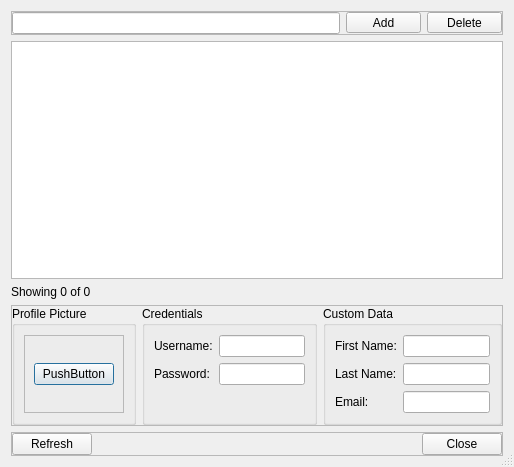
This is forms/repodialogusermanager.ui in 3drepo/3drepogui as Qt 5 draws it before an edit. The edited form follows.
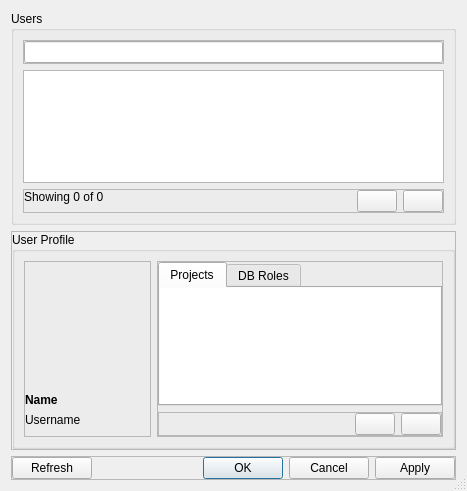
This is the edited form. Custom widgets are drawn as their Qt base class.

Commit message: Improved user manager dialog.

What changed in the file:
```diff
--- a/forms/repodialogusermanager.ui
+++ b/forms/repodialogusermanager.ui
@@ -6,8 +6,8 @@
    <rect>
     <x>0</x>
     <y>0</y>
-    <width>514</width>
-    <height>467</height>
+    <width>467</width>
+    <height>491</height>
    </rect>
   </property>
   <property name="windowTitle">
@@ -18,6 +18,15 @@
   </property>
   <layout class="QVBoxLayout" name="verticalLayout">
    <item>
+    <widget class="QGroupBox" name="groupBox_4">
+     <property name="title">
+      <string>Users</string>
+     </property>
+     <layout class="QVBoxLayout" name="verticalLayout_5">
+      <property name="spacing">
+       <number>6</number>
+      </property>
+      <item>
     <widget class="QFrame" name="frame_2">
      <property name="frameShape">
       <enum>QFrame::StyledPanel</enum>
@@ -41,56 +50,6 @@
       <item>
        <widget class="repo::gui::RepoLineEdit" name="filterLineEdit"/>
       </item>
-      <item>
-       <widget class="QToolButton" name="addUserToolButton">
-        <property name="sizePolicy">
-         <sizepolicy hsizetype="Minimum" vsizetype="Fixed">
-          <horstretch>0</horstretch>
-          <verstretch>0</verstretch>
-         </sizepolicy>
-        </property>
-        <property name="minimumSize">
-         <size>
-          <width>75</width>
-          <height>0</height>
-         </size>
-        </property>
-        <property name="text">
-         <string>Add</string>
-        </property>
-        <property name="iconSize">
-         <size>
-          <width>16</width>
-          <height>16</height>
-         </size>
-        </property>
-        <property name="toolButtonStyle">
-         <enum>Qt::ToolButtonTextBesideIcon</enum>
-        </property>
-       </widget>
-      </item>
-      <item>
-       <widget class="QToolButton" name="deleteUserToolButton">
-        <property name="sizePolicy">
-         <sizepolicy hsizetype="Minimum" vsizetype="Fixed">
-          <horstretch>0</horstretch>
-          <verstretch>0</verstretch>
-         </sizepolicy>
-        </property>
-        <property name="minimumSize">
-         <size>
-          <width>75</width>
-          <height>0</height>
-         </size>
-        </property>
-        <property name="text">
-         <string>Delete</string>
-        </property>
-        <property name="toolButtonStyle">
-         <enum>Qt::ToolButtonTextBesideIcon</enum>
-        </property>
-       </widget>
-      </item>
      </layout>
     </widget>
    </item>
@@ -101,13 +60,6 @@
      </property>
     </widget>
    </item>
-   <item>
-    <widget class="QLabel" name="usersCountLabel">
-     <property name="text">
-      <string>Showing 0 of 0</string>
-     </property>
-    </widget>
-   </item>
    <item>
     <widget class="QFrame" name="frame_4">
      <property name="frameShape">
@@ -117,6 +69,9 @@
       <enum>QFrame::Raised</enum>
      </property>
      <layout class="QHBoxLayout" name="horizontalLayout_4">
+         <property name="spacing">
+          <number>6</number>
+         </property>
       <property name="leftMargin">
        <number>0</number>
       </property>
@@ -130,11 +85,48 @@
        <number>0</number>
       </property>
       <item>
-       <widget class="QGroupBox" name="groupBox_3">
-        <property name="title">
-         <string>Profile Picture</string>
-        </property>
-        <layout class="QVBoxLayout" name="verticalLayout_3">
+          <widget class="QLabel" name="usersCountLabel">
+           <property name="text">
+            <string>Showing 0 of 0</string>
+           </property>
+           <property name="alignment">
+            <set>Qt::AlignLeading|Qt::AlignLeft|Qt::AlignTop</set>
+           </property>
+          </widget>
+         </item>
+         <item>
+          <spacer name="horizontalSpacer">
+           <property name="orientation">
+            <enum>Qt::Horizontal</enum>
+           </property>
+           <property name="sizeHint" stdset="0">
+            <size>
+             <width>40</width>
+             <height>20</height>
+            </size>
+           </property>
+          </spacer>
+         </item>
+         <item>
+          <widget class="QPushButton" name="addUserPushButton">
+           <property name="text">
+            <string/>
+           </property>
+          </widget>
+         </item>
+         <item>
+          <widget class="QPushButton" name="deleteUserPushButton">
+           <property name="text">
+            <string/>
+           </property>
+          </widget>
+         </item>
+        </layout>
+       </widget>
+      </item>
+     </layout>
+    </widget>
+   </item>
          <item>
           <widget class="QFrame" name="frame_3">
            <property name="frameShape">
@@ -144,86 +136,245 @@
             <enum>QFrame::Raised</enum>
            </property>
            <layout class="QHBoxLayout" name="horizontalLayout_3">
-            <item>
-             <widget class="QPushButton" name="pushButton_2">
-              <property name="text">
-               <string>PushButton</string>
-              </property>
-             </widget>
-            </item>
-           </layout>
-          </widget>
-         </item>
-        </layout>
-       </widget>
-      </item>
+      <property name="leftMargin">
+       <number>0</number>
+      </property>
+      <property name="topMargin">
+       <number>0</number>
+      </property>
+      <property name="rightMargin">
+       <number>0</number>
+      </property>
+      <property name="bottomMargin">
+       <number>0</number>
+      </property>
       <item>
        <widget class="QGroupBox" name="groupBox_2">
         <property name="title">
-         <string>Credentials</string>
+         <string>User Profile</string>
         </property>
-        <layout class="QFormLayout" name="formLayout_2">
-         <item row="0" column="0">
-          <widget class="QLabel" name="label_5">
+        <layout class="QHBoxLayout" name="horizontalLayout_6">
+         <item>
+          <widget class="QFrame" name="frame_6">
+           <property name="frameShape">
+            <enum>QFrame::StyledPanel</enum>
+           </property>
+           <property name="frameShadow">
+            <enum>QFrame::Raised</enum>
+           </property>
+           <layout class="QVBoxLayout" name="verticalLayout_6">
+            <property name="leftMargin">
+             <number>0</number>
+            </property>
+            <property name="topMargin">
+             <number>0</number>
+            </property>
+            <property name="rightMargin">
+             <number>0</number>
+            </property>
+            <property name="bottomMargin">
+             <number>0</number>
+            </property>
+            <item>
+             <widget class="QPushButton" name="picturePushButton">
+              <property name="sizePolicy">
+               <sizepolicy hsizetype="Fixed" vsizetype="Fixed">
+                <horstretch>0</horstretch>
+                <verstretch>0</verstretch>
+               </sizepolicy>
+              </property>
+              <property name="minimumSize">
+               <size>
+                <width>125</width>
+                <height>125</height>
+               </size>
+              </property>
            <property name="text">
-            <string>Username:</string>
-           </property>
-          </widget>
-         </item>
-         <item row="0" column="1">
-          <widget class="QLineEdit" name="lineEdit_5"/>
-         </item>
-         <item row="1" column="0">
-          <widget class="QLabel" name="label_6">
+               <string/>
+              </property>
+              <property name="iconSize">
+               <size>
+                <width>125</width>
+                <height>125</height>
+               </size>
+              </property>
+              <property name="flat">
+               <bool>true</bool>
+              </property>
+             </widget>
+            </item>
+            <item>
+             <widget class="QLabel" name="nameLabel">
+              <property name="styleSheet">
+               <string notr="true">font-weight: bold</string>
+              </property>
+              <property name="text">
+               <string>Name</string>
+              </property>
+             </widget>
+            </item>
+            <item>
+             <widget class="QLabel" name="usernameLabel">
+              <property name="styleSheet">
+               <string notr="true"/>
+              </property>
            <property name="text">
-            <string>Password:</string>
+               <string>Username</string>
            </property>
           </widget>
          </item>
-         <item row="1" column="1">
-          <widget class="QLineEdit" name="lineEdit_6"/>
+            <item>
+             <spacer name="verticalSpacer">
+              <property name="orientation">
+               <enum>Qt::Vertical</enum>
+              </property>
+              <property name="sizeHint" stdset="0">
+               <size>
+                <width>20</width>
+                <height>40</height>
+               </size>
+              </property>
+             </spacer>
          </item>
         </layout>
        </widget>
       </item>
       <item>
-       <widget class="QGroupBox" name="groupBox_4">
-        <property name="title">
-         <string>Custom Data</string>
-        </property>
-        <layout class="QFormLayout" name="formLayout">
-         <property name="fieldGrowthPolicy">
-          <enum>QFormLayout::AllNonFixedFieldsGrow</enum>
-         </property>
-         <item row="0" column="0">
-          <widget class="QLabel" name="label_2">
-           <property name="text">
-            <string>First Name:</string>
-           </property>
-          </widget>
-         </item>
-         <item row="0" column="1">
-          <widget class="QLineEdit" name="lineEdit_2"/>
-         </item>
-         <item row="1" column="0">
-          <widget class="QLabel" name="label_3">
+          <widget class="QFrame" name="frame_8">
+           <property name="frameShape">
+            <enum>QFrame::StyledPanel</enum>
+           </property>
+           <property name="frameShadow">
+            <enum>QFrame::Raised</enum>
+           </property>
+           <layout class="QVBoxLayout" name="verticalLayout_3">
+            <property name="leftMargin">
+             <number>0</number>
+            </property>
+            <property name="topMargin">
+             <number>0</number>
+            </property>
+            <property name="rightMargin">
+             <number>0</number>
+            </property>
+            <property name="bottomMargin">
+             <number>0</number>
+            </property>
+            <item>
+             <widget class="QTabWidget" name="tabWidget">
+              <property name="currentIndex">
+               <number>0</number>
+              </property>
+              <widget class="QWidget" name="tab">
+               <attribute name="title">
+                <string>Projects</string>
+               </attribute>
+               <layout class="QVBoxLayout" name="verticalLayout_4">
+                <property name="leftMargin">
+                 <number>0</number>
+                </property>
+                <property name="topMargin">
+                 <number>0</number>
+                </property>
+                <property name="rightMargin">
+                 <number>0</number>
+                </property>
+                <property name="bottomMargin">
+                 <number>0</number>
+                </property>
+                <item>
+                 <widget class="QTreeView" name="projectsTreeView">
+                  <property name="frameShape">
+                   <enum>QFrame::NoFrame</enum>
+                  </property>
+                  <property name="lineWidth">
+                   <number>0</number>
+                  </property>
+                 </widget>
+                </item>
+               </layout>
+              </widget>
+              <widget class="QWidget" name="tab_2">
+               <attribute name="title">
+                <string>DB Roles</string>
+               </attribute>
+               <layout class="QVBoxLayout" name="verticalLayout_2">
+                <property name="leftMargin">
+                 <number>0</number>
+                </property>
+                <property name="topMargin">
+                 <number>0</number>
+                </property>
+                <property name="rightMargin">
+                 <number>0</number>
+                </property>
+                <property name="bottomMargin">
+                 <number>0</number>
+                </property>
+                <item>
+                 <widget class="QTreeView" name="databaseRolesTreeView">
+                  <property name="frameShape">
+                   <enum>QFrame::NoFrame</enum>
+                  </property>
+                 </widget>
+                </item>
+               </layout>
+              </widget>
+             </widget>
+            </item>
+            <item>
+             <widget class="QFrame" name="frame_5">
+              <property name="frameShape">
+               <enum>QFrame::StyledPanel</enum>
+              </property>
+              <property name="frameShadow">
+               <enum>QFrame::Raised</enum>
+              </property>
+              <layout class="QHBoxLayout" name="horizontalLayout_5">
+               <property name="leftMargin">
+                <number>0</number>
+               </property>
+               <property name="topMargin">
+                <number>0</number>
+               </property>
+               <property name="rightMargin">
+                <number>0</number>
+               </property>
+               <property name="bottomMargin">
+                <number>0</number>
+               </property>
+               <item>
+                <spacer name="horizontalSpacer_3">
+                 <property name="orientation">
+                  <enum>Qt::Horizontal</enum>
+                 </property>
+                 <property name="sizeHint" stdset="0">
+                  <size>
+                   <width>40</width>
+                   <height>20</height>
+                  </size>
+                 </property>
+                </spacer>
+               </item>
+               <item>
+                <widget class="QPushButton" name="addPushButton">
            <property name="text">
-            <string>Last Name:</string>
+                  <string/>
            </property>
           </widget>
          </item>
-         <item row="1" column="1">
-          <widget class="QLineEdit" name="lineEdit_3"/>
-         </item>
-         <item row="2" column="0">
-          <widget class="QLabel" name="label_4">
+               <item>
+                <widget class="QPushButton" name="deletePushButton">
            <property name="text">
-            <string>Email:</string>
+                  <string/>
            </property>
           </widget>
          </item>
-         <item row="2" column="1">
-          <widget class="QLineEdit" name="lineEdit_4"/>
+              </layout>
+             </widget>
+            </item>
+           </layout>
+          </widget>
          </item>
         </layout>
        </widget>
@@ -274,11 +425,17 @@
       </item>
       <item>
        <widget class="QDialogButtonBox" name="buttonBox">
+        <property name="sizePolicy">
+         <sizepolicy hsizetype="Expanding" vsizetype="Fixed">
+          <horstretch>0</horstretch>
+          <verstretch>0</verstretch>
+         </sizepolicy>
+        </property>
         <property name="orientation">
          <enum>Qt::Horizontal</enum>
         </property>
         <property name="standardButtons">
-         <set>QDialogButtonBox::Close</set>
+         <set>QDialogButtonBox::Apply|QDialogButtonBox::Cancel|QDialogButtonBox::Ok</set>
         </property>
        </widget>
       </item>
```
Lines whose indentation alone changed are shown as unchanged. The commit also changes 4 other files.
